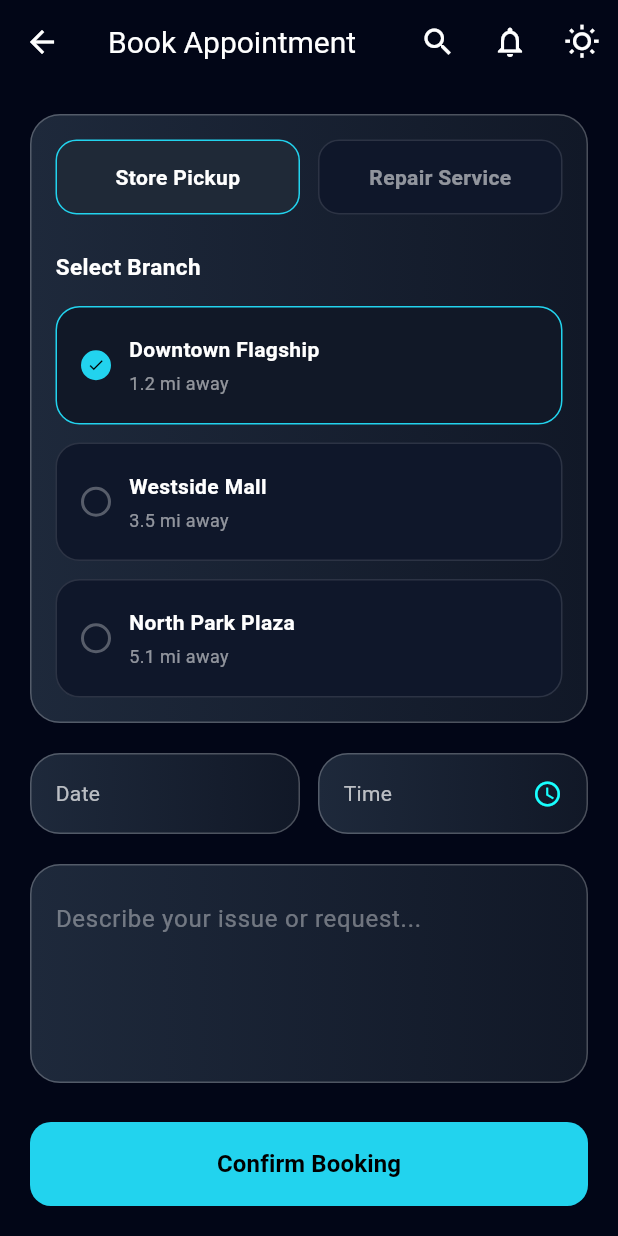
After one commit to Nget-Darapich/Phone-shop, a Flutter app: the BookAppointmentScreen screen opened by its route, on a phone screen of 412 x 824 dp. The commit adds this screen. Run offline on Flutter 3.47's test engine with Material 3 defaults, Android fonts, the phone set to English and light mode, and no system bars; our stand-ins replace flutter_svg; Roboto replaces fonts that are missing (Poppins).

Commit message:
trying to do continue on more page like book media promotion yracker review location and support chat

```diff
--- a/lib/core/router/app_router.dart
+++ b/lib/core/router/app_router.dart
@@ -6,6 +6,10 @@ import '../../features/more/screens/nearby_stock_screen.dart';
 import 'package:phone_shop/features/more/screens/promotions_screen.dart' as promos;
 import 'package:phone_shop/features/more/screens/repair_tracker_screen.dart';
 import 'package:phone_shop/features/more/screens/reviews_screen.dart';
+import 'package:phone_shop/features/more/screens/book_appointment_screen.dart';
+import 'package:phone_shop/features/more/screens/support_chat_screen.dart';
+import 'package:phone_shop/features/more/screens/store_locator_screen.dart';
+import 'package:phone_shop/features/more/screens/media_review_screen.dart';
 import 'package:phone_shop/features/cart/screens/cart_screen.dart';
 import 'package:phone_shop/features/product/screens/product_detail_screen.dart';
 
@@ -21,6 +25,10 @@ class AppRouter {
   static const String promotions = '/promotions';
   static const String repairTracker = '/repair_tracker';
   static const String reviews = '/reviews';
+  static const String storeLocator = '/store_locator';
+  static const String mediaReview = '/media_review';
+  static const String bookAppointment = '/book_appointment';
+  static const String supportChat = '/support_chat';
 
   static Route<dynamic> onGenerateRoute(RouteSettings settings) {
     switch (settings.name) {
@@ -54,6 +62,18 @@ class AppRouter {
       case reviews:
         return MaterialPageRoute(builder: (_) => const ReviewsScreen());
 
+      case storeLocator:
+        return MaterialPageRoute(builder: (_) => const StoreLocatorScreen());
+
+      case mediaReview:
+        return MaterialPageRoute(builder: (_) => const MediaReviewScreen());
+
+      case bookAppointment:
+        return MaterialPageRoute(builder: (_) => const BookAppointmentScreen());
+
+      case supportChat:
+        return MaterialPageRoute(builder: (_) => const SupportChatScreen());
+
       // case compare:
       //   return MaterialPageRoute(builder: (_) => const CompareScreen());
 
--- /dev/null
+++ b/lib/features/more/screens/book_appointment_screen.dart
@@ -0,0 +1,196 @@
+import 'package:flutter/material.dart';
+import '../../../core/widgets/glass_card.dart';
+import '../../../core/theme/app_colors.dart';
+
+class BookAppointmentScreen extends StatefulWidget {
+  const BookAppointmentScreen({super.key});
+
+  @override
+  State<BookAppointmentScreen> createState() => _BookAppointmentScreenState();
+}
+
+class _BookAppointmentScreenState extends State<BookAppointmentScreen> {
+  bool _storePickup = true;
+  int _selectedBranch = 0;
+
+  final _notesController = TextEditingController();
+
+  @override
+  void dispose() {
+    _notesController.dispose();
+    super.dispose();
+  }
+
+  Widget _buildBranchTile(String title, String subtitle, int index) {
+    final selected = _selectedBranch == index;
+    return GestureDetector(
+      onTap: () => setState(() => _selectedBranch = index),
+      child: Container(
+        padding: const EdgeInsets.symmetric(horizontal: 16, vertical: 18),
+        decoration: BoxDecoration(
+          color: selected ? const Color(0xFF111827) : const Color(0xFF0F172A),
+          borderRadius: BorderRadius.circular(16),
+          border: Border.all(color: selected ? AppColors.cyan400 : Colors.white12),
+        ),
+        child: Row(
+          children: [
+            Container(
+              width: 20,
+              height: 20,
+              decoration: BoxDecoration(
+                shape: BoxShape.circle,
+                border: Border.all(color: selected ? AppColors.cyan400 : Colors.white30, width: 2),
+                color: selected ? AppColors.cyan400 : Colors.transparent,
+              ),
+              child: selected
+                  ? const Center(
+                      child: Icon(Icons.check, size: 12, color: Colors.black),
+                    )
+                  : null,
+            ),
+            const SizedBox(width: 12),
+            Expanded(
+              child: Column(
+                crossAxisAlignment: CrossAxisAlignment.start,
+                children: [
+                  Text(title, style: const TextStyle(color: Colors.white, fontWeight: FontWeight.w700)),
+                  const SizedBox(height: 4),
+                  Text(subtitle, style: const TextStyle(color: Colors.white54, fontSize: 12)),
+                ],
+              ),
+            ),
+          ],
+        ),
+      ),
+    );
+  }
+
+  @override
+  Widget build(BuildContext context) {
+    return Scaffold(
+      backgroundColor: AppColors.slate950,
+      appBar: AppBar(
+        backgroundColor: AppColors.slate950,
+        elevation: 0,
+        leading: IconButton(
+          icon: const Icon(Icons.arrow_back, color: Colors.white),
+          onPressed: () => Navigator.pop(context),
+        ),
+        title: const Text('Book Appointment', style: TextStyle(color: Colors.white, fontSize: 20)),
+        actions: [
+          IconButton(icon: const Icon(Icons.search, color: Colors.white), onPressed: () {}),
+          IconButton(icon: const Icon(Icons.notifications_outlined, color: Colors.white), onPressed: () {}),
+          IconButton(icon: const Icon(Icons.wb_sunny_outlined, color: Colors.white), onPressed: () {}),
+        ],
+      ),
+      body: SafeArea(
+        child: Padding(
+          padding: const EdgeInsets.all(20),
+          child: Column(
+            children: [
+              Expanded(
+                child: SingleChildScrollView(
+                  padding: EdgeInsets.only(bottom: 16),
+                  child: Column(
+                    children: [
+                      GlassCard(
+                        child: Column(
+                          crossAxisAlignment: CrossAxisAlignment.start,
+                          children: [
+                            Row(
+                              children: [
+                                _buildSegmentButton('Store Pickup', _storePickup),
+                                const SizedBox(width: 12),
+                                _buildSegmentButton('Repair Service', !_storePickup),
+                              ],
+                            ),
+                            const SizedBox(height: 24),
+                            const Text('Select Branch', style: TextStyle(color: Colors.white, fontSize: 15, fontWeight: FontWeight.w600)),
+                            const SizedBox(height: 16),
+                            _buildBranchTile('Downtown Flagship', '1.2 mi away', 0),
+                            const SizedBox(height: 12),
+                            _buildBranchTile('Westside Mall', '3.5 mi away', 1),
+                            const SizedBox(height: 12),
+                            _buildBranchTile('North Park Plaza', '5.1 mi away', 2),
+                          ],
+                        ),
+                      ),
+                      const SizedBox(height: 20),
+                      Row(
+                        children: [
+                          Expanded(child: _buildSmallInput('Date')),
+                          const SizedBox(width: 12),
+                          Expanded(child: _buildSmallInput('Time', icon: Icons.access_time)),
+                        ],
+                      ),
+                      const SizedBox(height: 20),
+                      GlassCard(
+                        child: TextField(
+                          controller: _notesController,
+                          minLines: 4,
+                          maxLines: 6,
+                          style: const TextStyle(color: Colors.white),
+                          decoration: const InputDecoration(
+                            hintText: 'Describe your issue or request...',
+                            hintStyle: TextStyle(color: Colors.white38),
+                            border: InputBorder.none,
+                          ),
+                        ),
+                      ),
+                    ],
+                  ),
+                ),
+              ),
+              const SizedBox(height: 16),
+              SizedBox(
+                width: double.infinity,
+                height: 56,
+                child: ElevatedButton(
+                  onPressed: () {},
+                  style: ElevatedButton.styleFrom(
+                    backgroundColor: AppColors.cyan400,
+                    shape: RoundedRectangleBorder(borderRadius: BorderRadius.circular(14)),
+                    elevation: 0,
+                  ),
+                  child: const Text('Confirm Booking', style: TextStyle(color: Colors.black, fontSize: 16, fontWeight: FontWeight.w700)),
+                ),
+              ),
+            ],
+          ),
+        ),
+      ),
+    );
+  }
+
+  Widget _buildSegmentButton(String label, bool active) {
+    return Expanded(
+      child: GestureDetector(
+        onTap: () => setState(() => _storePickup = label == 'Store Pickup'),
+        child: Container(
+          padding: const EdgeInsets.symmetric(vertical: 14),
+          decoration: BoxDecoration(
+            color: active ? const Color(0xFF1F2937) : const Color(0xFF0F172A),
+            borderRadius: BorderRadius.circular(14),
+            border: Border.all(color: active ? AppColors.cyan400 : Colors.white12),
+          ),
+          child: Center(
+            child: Text(label, style: TextStyle(color: active ? Colors.white : Colors.white54, fontWeight: FontWeight.w600)),
+          ),
+        ),
+      ),
+    );
+  }
+
+  Widget _buildSmallInput(String label, {IconData? icon}) {
+    return GlassCard(
+      child: Row(
+        children: [
+          Expanded(
+            child: Text(label, style: const TextStyle(color: Colors.white70, fontSize: 14)),
+          ),
+          if (icon != null) Icon(icon, color: Colors.cyanAccent, size: 20),
+        ],
+      ),
+    );
+  }
+}
--- a/pubspec.yaml
+++ b/pubspec.yaml
@@ -32,10 +32,11 @@ dependencies:
     sdk: flutter
 
   # The following adds the Cupertino Icons font to your application.
-  # Use with the CupertinoIcons class for iOS style icons.
+  # Use with the CupertinoIcons class for your application.
   cupertino_icons: ^1.0.8
   google_fonts: ^6.2.1
   flutter_svg: ^2.3.0
+  video_player: ^2.7.1
 
 dev_dependencies:
   flutter_test:
@@ -58,3 +59,4 @@ flutter:
   assets:
     - assets/images/
     - assets/icons/
+    - assets/videos/
```
Also changed, not shown: lib/features/more/screens/media_review_screen.dart (added, +118 -0 lines), lib/features/more/screens/more_screen.dart (+10 -5 lines), lib/features/more/screens/store_locator_screen.dart (added, +120 -0 lines), lib/features/more/screens/support_chat_screen.dart (added, +136 -0 lines), pubspec.lock, 5 other files.
